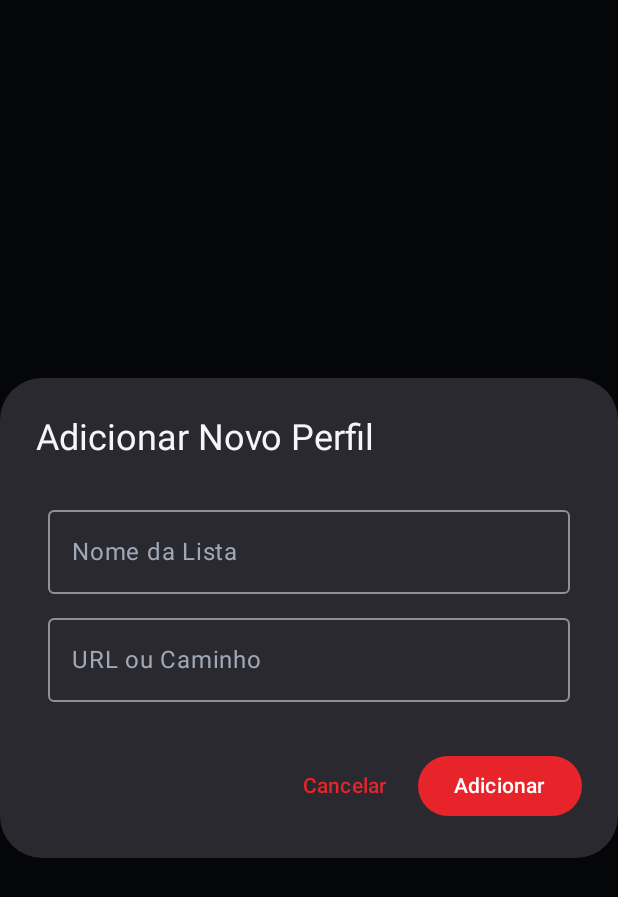
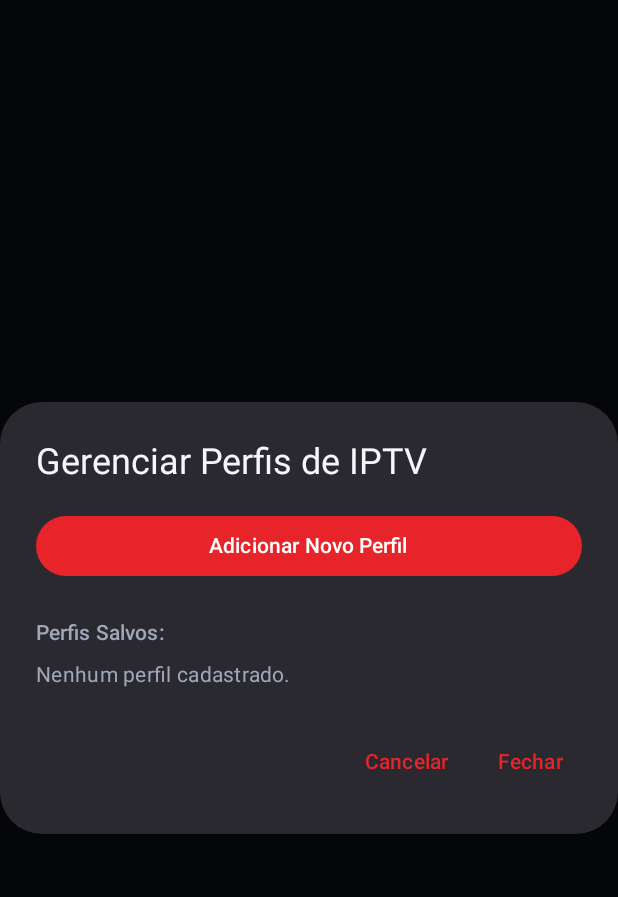
Before and after one commit to NOSLIUDE/IPTVHeroPro, an Android app built with Jetpack Compose: the composable ProfileManagerDialog shown on its own in the app's theme, on a phone screen of 412 x 824 dp. Shown: the top 897 px of the screen. Run offline under Robolectric (Android 15) with nearby library versions, the phone set to English and light mode, and no system bars.

Commit message:
Enhance ProfileManagerDialog for IPTV profile management
Updated the ProfileManagerDialog to manage IPTV profiles with an improved UI. Added functionality for adding, activating, and deleting profiles, along with a new layout for better user interaction.

```diff
--- a/app/src/main/java/com/iptvhero/pro/ui/components/ProfileManagerDialog.kt
+++ b/app/src/main/java/com/iptvhero/pro/ui/components/ProfileManagerDialog.kt
@@ -1,31 +1,99 @@
 package com.iptvhero.pro.ui.components
 
 import androidx.compose.foundation.layout.*
+import androidx.compose.foundation.lazy.LazyColumn
+import androidx.compose.foundation.lazy.items
 import androidx.compose.material3.*
 import androidx.compose.runtime.*
+import androidx.compose.ui.Alignment
 import androidx.compose.ui.Modifier
 import androidx.compose.ui.unit.dp
+import com.iptvhero.pro.data.local.ProfileEntity
 import com.iptvhero.pro.data.local.SourceType
 
 @Composable
 fun ProfileManagerDialog(
+    profiles: List<ProfileEntity> = emptyList(),
+    activeProfileId: Long? = null,
     onDismiss: () -> Unit,
+    onActivateProfile: (Long) -> Unit,
+    onDeleteProfile: (Long) -> Unit,
     onAddProfile: (name: String, url: String, sourceType: SourceType) -> Unit
 ) {
+    var showAddSection by remember { mutableStateOf(false) }
     var name by remember { mutableStateOf("") }
     var url by remember { mutableStateOf("") }
     var sourceType by remember { mutableStateOf(SourceType.URL) }
 
     AlertDialog(
         onDismissRequest = onDismiss,
-        title = { Text("Adicionar Novo Perfil") },
+        title = { Text("Gerenciar Perfis de IPTV") },
         text = {
             Column(
                 modifier = Modifier
                     .fillMaxWidth()
-                    .padding(8.dp),
+                    .heightIn(max = 400.dp),
                 verticalArrangement = Arrangement.spacedBy(8.dp)
             ) {
+                if (!showAddSection) {
+                    Button(
+                        onClick = { showAddSection = true },
+                        modifier = Modifier.fillMaxWidth()
+                    ) {
+                        Text("Adicionar Novo Perfil")
+                    }
+
+                    Spacer(modifier = Modifier.height(8.dp))
+
+                    Text("Perfis Salvos:", style = MaterialTheme.typography.titleSmall)
+
+                    if (profiles.isEmpty()) {
+                        Text("Nenhum perfil cadastrado.", style = MaterialTheme.typography.bodyMedium)
+                    } else {
+                        LazyColumn(
+                            modifier = Modifier
+                                .fillMaxWidth()
+                                .weight(1f, fill = false),
+                            verticalArrangement = Arrangement.spacedBy(4.dp)
+                        ) {
+                            items(profiles) { profile ->
+                                Card(
+                                    modifier = Modifier.fillMaxWidth(),
+                                    colors = CardDefaults.cardColors(
+                                        containerColor = if (profile.id == activeProfileId)
+                                            MaterialTheme.colorScheme.primaryContainer
+                                        else
+                                            MaterialTheme.colorScheme.surfaceVariant
+                                    )
+                                ) {
+                                    Row(
+                                        modifier = Modifier
+                                            .fillMaxWidth()
+                                            .padding(8.dp),
+                                        horizontalArrangement = Arrangement.SpaceBetween,
+                                        verticalAlignment = Alignment.CenterVertically
+                                    ) {
+                                        Column(modifier = Modifier.weight(1f)) {
+                                            Text(text = profile.name, style = MaterialTheme.typography.bodyLarge)
+                                            Text(text = "Tipo: ${profile.sourceType}", style = MaterialTheme.typography.bodySmall)
+                                        }
+                                        Row {
+                                            if (profile.id != activeProfileId) {
+                                                TextButton(onClick = { onActivateProfile(profile.id) }) {
+                                                    Text("Ativar")
+                                                }
+                                            }
+                                            TextButton(onClick = { onDeleteProfile(profile.id) }) {
+                                                Text("Excluir", color = MaterialTheme.colorScheme.error)
+                                            }
+                                        }
+                                    }
+                                }
+                            }
+                        }
+                    }
+                } else {
+                    Text("Novo Perfil", style = MaterialTheme.typography.titleSmall)
                     OutlinedTextField(
                         value = name,
                         onValueChange = { name = it },
@@ -35,25 +103,40 @@ fun ProfileManagerDialog(
                     OutlinedTextField(
                         value = url,
                         onValueChange = { url = it },
-                    label = { Text("URL ou Caminho") },
+                        label = { Text("URL / Caminho") },
                         modifier = Modifier.fillMaxWidth()
                     )
                 }
+            }
         },
         confirmButton = {
+            if (showAddSection) {
                 Button(onClick = {
                     if (name.isNotBlank()) {
                         onAddProfile(name, url, sourceType)
-                    onDismiss()
+                        showAddSection = false
+                        name = ""
+                        url = ""
                     }
                 }) {
-                Text("Adicionar")
+                    Text("Salvar")
+                }
+            } else {
+                TextButton(onClick = onDismiss) {
+                    Text("Fechar")
+                }
             }
         },
         dismissButton = {
+            if (showAddSection) {
+                TextButton(onClick = { showAddSection = false }) {
+                    Text("Voltar")
+                }
+            } else {
                 TextButton(onClick = onDismiss) {
                     Text("Cancelar")
                 }
             }
+        }
     )
 }
```
Lines whose indentation alone changed are shown as unchanged.
